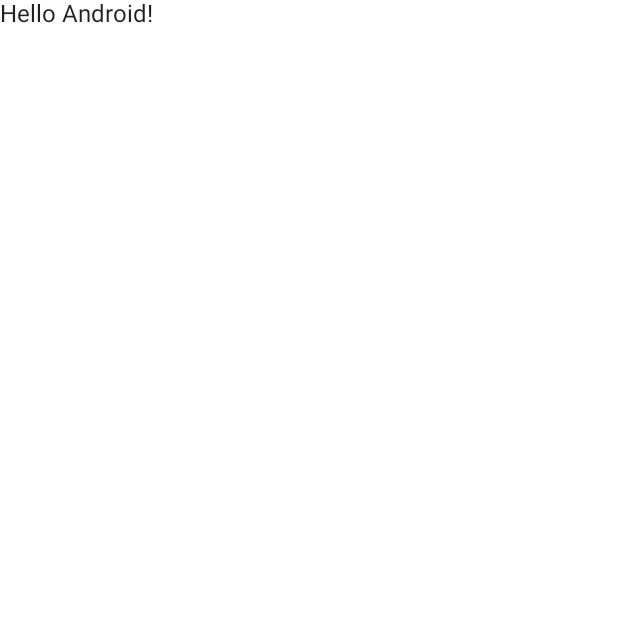
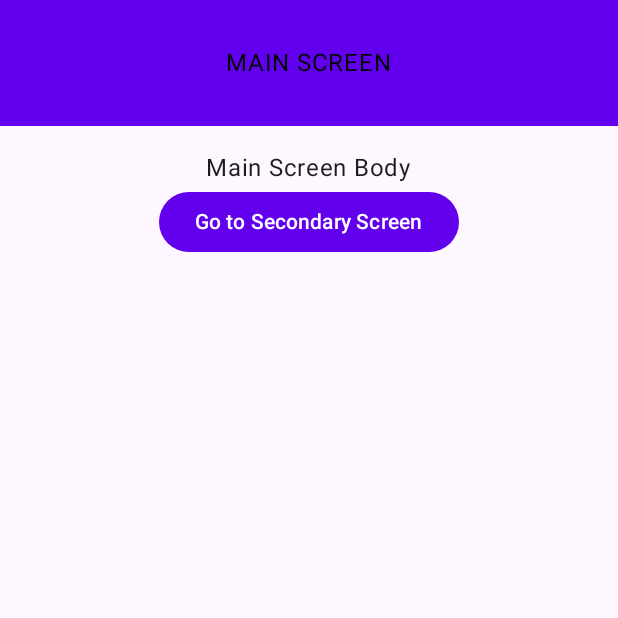
Before and after one commit to Ifeo-A/AndroidProjectTemplate, an Android app built with Jetpack Compose: the screen it shows after launch (MainActivity), on a phone screen of 412 x 824 dp, the top half of it. Before the commit the part shown is almost empty. Run offline under Robolectric (Android 15) with nearby library versions, the phone set to English and light mode, and no system bars.

Commit message:
Added sample screens and navigation. Now using material 3. Included dependency for material icons extended.

```diff
--- a/app/src/main/java/com/ife/android_project_template/MainActivity.kt
+++ b/app/src/main/java/com/ife/android_project_template/MainActivity.kt
@@ -4,12 +4,13 @@ import android.os.Bundle
 import androidx.activity.ComponentActivity
 import androidx.activity.compose.setContent
 import androidx.compose.foundation.layout.fillMaxSize
-import androidx.compose.material.MaterialTheme
-import androidx.compose.material.Surface
-import androidx.compose.material.Text
+import androidx.compose.material3.MaterialTheme
+import androidx.compose.material3.Surface
 import androidx.compose.runtime.Composable
 import androidx.compose.ui.Modifier
 import androidx.compose.ui.tooling.preview.Preview
+import androidx.navigation.compose.rememberNavController
+import com.ife.android_project_template.ui.MainNavigation
 import com.ife.android_project_template.ui.theme.AndroidProjectTemplateTheme
 
 class MainActivity : ComponentActivity() {
@@ -20,24 +21,19 @@ class MainActivity : ComponentActivity() {
                 // A surface container using the 'background' color from the theme
                 Surface(
                     modifier = Modifier.fillMaxSize(),
-                    color = MaterialTheme.colors.background
+                    color = MaterialTheme.colorScheme.background
                 ) {
-                    Greeting("Android")
+                    MainNavigation(navController = rememberNavController())
                 }
             }
         }
     }
 }
 
-@Composable
-fun Greeting(name: String) {
-    Text(text = "Hello $name!")
-}
-
 @Preview(showBackground = true)
 @Composable
 fun DefaultPreview() {
     AndroidProjectTemplateTheme {
-        Greeting("Android")
+        MainNavigation(navController = rememberNavController())
     }
 }
--- /dev/null
+++ b/app/src/main/java/com/ife/android_project_template/ui/components/topBar/TopBar.kt
@@ -0,0 +1,67 @@
+package com.ife.android_project_template.ui.components.topBar
+
+import android.content.res.Configuration
+import androidx.compose.foundation.layout.Box
+import androidx.compose.foundation.layout.fillMaxWidth
+import androidx.compose.material3.*
+import androidx.compose.runtime.Composable
+import androidx.compose.ui.Alignment
+import androidx.compose.ui.Modifier
+import androidx.compose.ui.graphics.Color
+import androidx.compose.ui.res.painterResource
+import androidx.compose.ui.tooling.preview.Preview
+import androidx.navigation.NavHostController
+import androidx.navigation.compose.rememberNavController
+import com.ife.android_project_template.ui.theme.AndroidProjectTemplateTheme
+
+@Composable
+fun TopBar(
+    navController: NavHostController?,
+    modifier: Modifier = Modifier,
+    title: String,
+    navigationIcon: Int? = null
+) {
+    Surface(
+        color = MaterialTheme.colorScheme.primary
+    ) {
+        Box(
+            contentAlignment = Alignment.CenterStart,
+            modifier = modifier
+        ) {
+            if (navigationIcon != null) {
+                IconButton(
+                    onClick = { navController?.navigateUp() }) {
+                    Icon(
+                        painter = painterResource(id = navigationIcon),
+                        contentDescription = null,
+                        tint = MaterialTheme.colorScheme.background
+                    )
+                }
+            }
+        }
+
+        Box(
+            contentAlignment = Alignment.Center,
+            modifier = modifier
+                .fillMaxWidth()
+        ){
+            Text(
+                text = title.uppercase(),
+                style = MaterialTheme.typography.bodyLarge,
+                color = Color.Black
+            )
+        }
+    }
+}
+
+@Preview(uiMode = Configuration.UI_MODE_NIGHT_YES)
+@Preview(uiMode = Configuration.UI_MODE_NIGHT_NO)
+@Composable
+private fun TopBarPreview() {
+    AndroidProjectTemplateTheme() {
+        TopBar(
+            navController = rememberNavController(),
+            title = "Main Screen"
+        )
+    }
+}
--- /dev/null
+++ b/app/src/main/java/com/ife/android_project_template/ui/destinations/MainScreen.kt
@@ -0,0 +1,33 @@
+package com.ife.android_project_template.ui.destinations
+
+import androidx.compose.foundation.layout.Column
+import androidx.compose.foundation.layout.fillMaxWidth
+import androidx.compose.foundation.layout.padding
+import androidx.compose.material3.Button
+import androidx.compose.material3.Text
+import androidx.compose.runtime.Composable
+import androidx.compose.ui.Alignment
+import androidx.compose.ui.Modifier
+import androidx.compose.ui.unit.Dp
+import androidx.navigation.NavController
+import com.ife.android_project_template.ui.navigation.NavigationHelper.Destinations.SECONDARY_SCREEN
+
+
+@Composable
+fun MainScreen(
+    modifier: Modifier = Modifier,
+    topBarPadding: Dp,
+    navController: NavController
+) {
+    Column(
+        horizontalAlignment = Alignment.CenterHorizontally,
+        modifier = modifier
+            .fillMaxWidth()
+            .padding(top = topBarPadding)
+    ) {
+        Text(text = "Main Screen Body")
+        Button(onClick = { navController.navigate(SECONDARY_SCREEN) }) {
+            Text(text = "Go to Secondary Screen")
+        }
+    }
+}
--- /dev/null
+++ b/app/src/main/java/com/ife/android_project_template/ui/navigation/MainNavigation.kt
@@ -0,0 +1,69 @@
+
+package com.ife.android_project_template.ui
+
+import androidx.compose.foundation.layout.padding
+import androidx.compose.material3.ExperimentalMaterial3Api
+import androidx.compose.material3.Scaffold
+import androidx.compose.runtime.Composable
+import androidx.compose.ui.Modifier
+import androidx.compose.ui.res.dimensionResource
+import androidx.compose.ui.res.stringResource
+import androidx.compose.ui.unit.dp
+import androidx.navigation.NavHostController
+import androidx.navigation.compose.NavHost
+import androidx.navigation.compose.composable
+import com.ife.android_project_template.R
+import com.ife.android_project_template.ui.components.topBar.TopBar
+import com.ife.android_project_template.ui.destinations.MainScreen
+import com.ife.android_project_template.ui.destinations.SecondaryScreen
+import com.ife.android_project_template.ui.navigation.NavigationHelper.Destinations.MAIN_SCREEN
+import com.ife.android_project_template.ui.navigation.NavigationHelper.Destinations.SECONDARY_SCREEN
+
+@OptIn(ExperimentalMaterial3Api::class)
+@Composable
+fun MainNavigation(navController: NavHostController) {
+
+    val topBarModifier: Modifier = Modifier.padding(dimensionResource(id = R.dimen.top_bar_padding))
+
+    NavHost(navController = navController, startDestination = MAIN_SCREEN) {
+        composable(MAIN_SCREEN) {
+            Scaffold(
+                topBar = {
+                    TopBar(
+                        modifier = topBarModifier,
+                        navController = null,
+                        title = stringResource(id = R.string.main_screen)
+                    )
+                }
+            ) { contentPadding ->
+                MainScreen(
+                    navController = navController,
+                    topBarPadding = contentPadding.calculateTopPadding().value.toInt().dp,
+                    modifier = Modifier.padding(dimensionResource(id = R.dimen.space_medium))
+                )
+            }
+        }
+
+        composable(SECONDARY_SCREEN) {
+            Scaffold(
+                topBar = {
+                    TopBar(
+                        modifier = topBarModifier,
+                        navController = navController,
+                        title = stringResource(id = R.string.secondary_screen),
+                        navigationIcon = if(navController.previousBackStackEntry != null){
+                            R.drawable.back
+                        } else {
+                            null
+                        }
+                    )
+                }
+            ) { contentPadding ->
+                SecondaryScreen(
+                    topBarPadding = contentPadding.calculateTopPadding().value.toInt().dp,
+                    modifier = Modifier.padding(dimensionResource(id = R.dimen.space_medium))
+                )
+            }
+        }
+    }
+}
--- a/app/src/main/java/com/ife/android_project_template/ui/theme/Shape.kt
+++ b/app/src/main/java/com/ife/android_project_template/ui/theme/Shape.kt
@@ -1,7 +1,7 @@
 package com.ife.android_project_template.ui.theme
 
 import androidx.compose.foundation.shape.RoundedCornerShape
-import androidx.compose.material.Shapes
+import androidx.compose.material3.Shapes
 import androidx.compose.ui.unit.dp
 
 val Shapes = Shapes(
--- a/app/src/main/java/com/ife/android_project_template/ui/theme/Theme.kt
+++ b/app/src/main/java/com/ife/android_project_template/ui/theme/Theme.kt
@@ -1,21 +1,21 @@
 package com.ife.android_project_template.ui.theme
 
 import androidx.compose.foundation.isSystemInDarkTheme
-import androidx.compose.material.MaterialTheme
-import androidx.compose.material.darkColors
-import androidx.compose.material.lightColors
+import androidx.compose.material3.MaterialTheme
+import androidx.compose.material3.darkColorScheme
+import androidx.compose.material3.lightColorScheme
 import androidx.compose.runtime.Composable
 
-private val DarkColorPalette = darkColors(
+private val DarkColorPalette = darkColorScheme(
     primary = Purple200,
-    primaryVariant = Purple700,
-    secondary = Teal200
+    secondary = Teal200,
+    tertiary = Purple700
 )
 
-private val LightColorPalette = lightColors(
+private val LightColorPalette = lightColorScheme(
     primary = Purple500,
-    primaryVariant = Purple700,
-    secondary = Teal200
+    secondary = Teal200,
+    tertiary = Purple700
 
     /* Other default colors to override
     background = Color.White,
@@ -32,14 +32,14 @@ fun AndroidProjectTemplateTheme(
     darkTheme: Boolean = isSystemInDarkTheme(),
     content: @Composable () -> Unit
 ) {
-    val colors = if (darkTheme) {
+    val colorScheme = if (darkTheme) {
         DarkColorPalette
     } else {
         LightColorPalette
     }
 
     MaterialTheme(
-        colors = colors,
+        colorScheme = colorScheme,
         typography = Typography,
         shapes = Shapes,
         content = content
--- a/app/src/main/java/com/ife/android_project_template/ui/theme/Type.kt
+++ b/app/src/main/java/com/ife/android_project_template/ui/theme/Type.kt
@@ -1,6 +1,6 @@
 package com.ife.android_project_template.ui.theme
 
-import androidx.compose.material.Typography
+import androidx.compose.material3.Typography
 import androidx.compose.ui.text.TextStyle
 import androidx.compose.ui.text.font.FontFamily
 import androidx.compose.ui.text.font.FontWeight
@@ -8,21 +8,26 @@ import androidx.compose.ui.unit.sp
 
 // Set of Material typography styles to start with
 val Typography = Typography(
-    body1 = TextStyle(
+    bodyMedium = TextStyle(
         fontFamily = FontFamily.Default,
         fontWeight = FontWeight.Normal,
         fontSize = 16.sp
     )
+
     /* Other default text styles to override
-    button = TextStyle(
-        fontFamily = FontFamily.Default,
-        fontWeight = FontWeight.W500,
-        fontSize = 14.sp
-    ),
-    caption = TextStyle(
+    titleLarge = TextStyle(
         fontFamily = FontFamily.Default,
         fontWeight = FontWeight.Normal,
-        fontSize = 12.sp
+        fontSize = 22.sp,
+        lineHeight = 28.sp,
+        letterSpacing = 0.sp
+    ),
+    labelSmall = TextStyle(
+        fontFamily = FontFamily.Default,
+        fontWeight = FontWeight.Medium,
+        fontSize = 11.sp,
+        lineHeight = 16.sp,
+        letterSpacing = 0.5.sp
     )
     */
 )
--- /dev/null
+++ b/app/src/main/res/drawable/back.xml
@@ -0,0 +1,13 @@
+<vector xmlns:android="http://schemas.android.com/apk/res/android"
+    android:width="21dp"
+    android:height="19dp"
+    android:viewportWidth="21"
+    android:viewportHeight="19">
+  <path
+      android:pathData="M2.188,9.5L19.604,9.5M1.396,9.5L9.313,1.405M1.396,9.5L9.313,17.595"
+      android:strokeWidth="2"
+      android:fillColor="#00000000"
+      android:strokeColor="#212121"
+      android:fillType="evenOdd"
+      android:strokeLineCap="round"/>
+</vector>
--- /dev/null
+++ b/app/src/main/res/values/dimens.xml
@@ -0,0 +1,5 @@
+<?xml version="1.0" encoding="utf-8"?>
+<resources>
+    <dimen name="top_bar_padding">30dp</dimen>
+    <dimen name="space_medium">16dp</dimen>
+</resources>
--- a/app/src/main/res/values/strings.xml
+++ b/app/src/main/res/values/strings.xml
@@ -1,3 +1,5 @@
 <resources>
     <string name="app_name">AndroidProjectTemplate</string>
+    <string name="main_screen">Main Screen</string>
+    <string name="secondary_screen">Secondary Screen</string>
 </resources>
--- a/gradle/libs.versions.toml
+++ b/gradle/libs.versions.toml
@@ -6,7 +6,7 @@ androidxLifecycle = "1.9.0"
 androidxTestExt = "1.1.5"
 androidxComposeCompiler = "1.3.2"
 androidxNavigation = "2.5.3"
-androidxComposeMaterial = "1.2.0"
+androidxComposeMaterial3 = "1.0.1"
 androidxHilt = "1.0.0"
 androidxTestRunner = "1.5.1"
 kotlin = "1.7.20"
@@ -26,8 +26,9 @@ androidx-core-ktx = { module = "androidx.core:core-ktx", version.ref = "androidx
 androidx-lifecycle-runtime = { module = "androidx.lifecycle:lifecycle-runtime-ktx", version.ref = "androidxLifecycle"}
 androidx-lifecycle-runtime-ktx = { module = "androidx.lifecycle:lifecycle-runtime-ktx", version.ref = "androidxLifecycle" }
 androidx-activity-compose = { module = "androidx.activity:activity-compose", version.ref = "androidxActivity"}
+androidx-compose-material-icons-extended = { module = "androidx.activity:activity-compose", version.ref = "composeUi"}
 androidx-compose-compiler = { module = "androidx.compose.compiler:compiler", version.ref = "androidxComposeCompiler" }
-androidx-compose-material = { module = "androidx.compose.material:material", version.ref = "androidxComposeMaterial"}
+androidx-compose-material3 = { module = "androidx.compose.material3:material3", version.ref = "androidxComposeMaterial3"}
 androidx-navigation-compose = { module = "androidx.navigation:navigation-compose", version.ref = "androidxNavigation" }
 androidx-hilt-navigation-compose = { module = "androidx.hilt:hilt-navigation-compose", version.ref = "androidxHilt" }
 
```
Also changed, not shown: app/build.gradle.kts (+8 -1 lines), app/src/main/java/com/ife/android_project_template/ui/destinations/SecondaryScreen.kt (added, +26 -0 lines), app/src/main/java/com/ife/android_project_template/ui/navigation/NavigationHelper.kt (added, +8 -0 lines).
